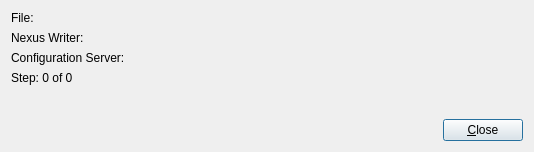
Old version of the form SardanaClient/sardanawriterdlg.ui in the repository nexdatas/writer.
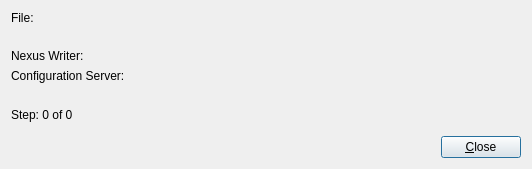
New version of the form.

Patch:
```diff
--- a/SardanaClient/sardanawriterdlg.ui
+++ b/SardanaClient/sardanawriterdlg.ui
@@ -6,8 +6,8 @@
    <rect>
     <x>0</x>
     <y>0</y>
-    <width>534</width>
-    <height>152</height>
+    <width>532</width>
+    <height>169</height>
    </rect>
   </property>
   <property name="windowTitle">
@@ -23,6 +23,19 @@
        </property>
       </widget>
      </item>
+     <item>
+      <spacer name="verticalSpacer_2">
+       <property name="orientation">
+        <enum>Qt::Vertical</enum>
+       </property>
+       <property name="sizeHint" stdset="0">
+        <size>
+         <width>20</width>
+         <height>40</height>
+        </size>
+       </property>
+      </spacer>
+     </item>
      <item>
       <widget class="QLabel" name="nwLabel">
        <property name="text">
@@ -37,6 +50,19 @@
        </property>
       </widget>
      </item>
+     <item>
+      <spacer name="verticalSpacer_3">
+       <property name="orientation">
+        <enum>Qt::Vertical</enum>
+       </property>
+       <property name="sizeHint" stdset="0">
+        <size>
+         <width>20</width>
+         <height>40</height>
+        </size>
+       </property>
+      </spacer>
+     </item>
      <item>
       <widget class="QLabel" name="ofLabel">
        <property name="text">
```
